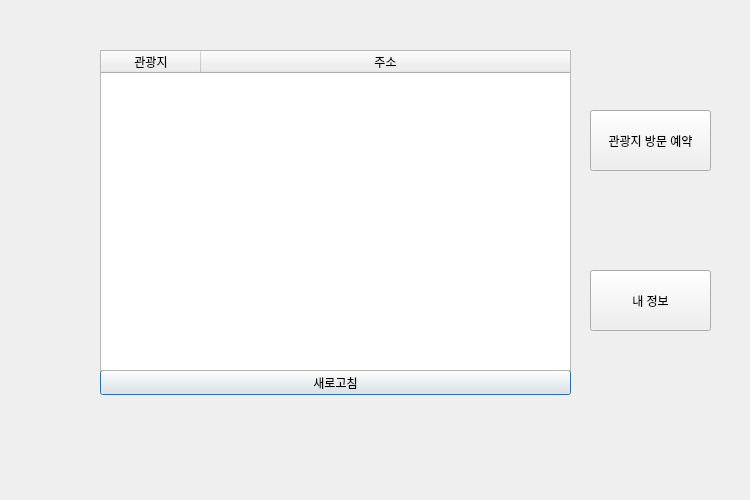
Qt form VIPclient/client.ui (IOT-summer-festival/summer-festival) before a commit.
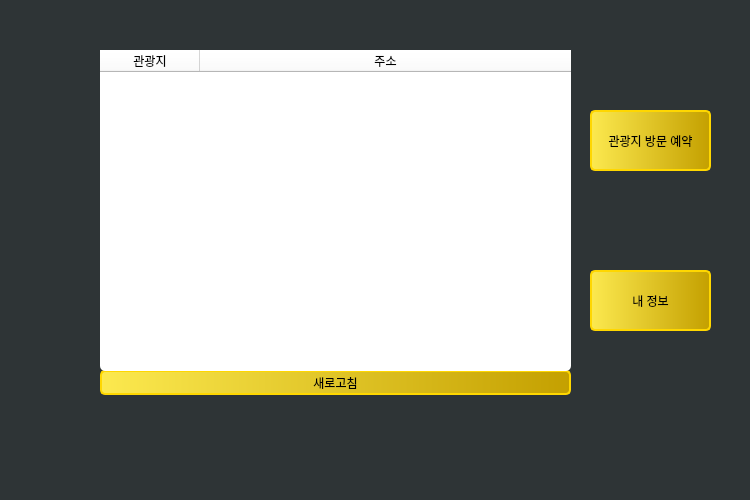
The same form after that commit.

The edit to the form file:
```diff
--- a/VIPclient/client.ui
+++ b/VIPclient/client.ui
@@ -25,6 +25,10 @@
   <property name="windowTitle">
    <string>Dialog</string>
   </property>
+  <property name="styleSheet">
+   <string notr="true">background-color: rgb(46, 52, 54);
+color: rgb(255, 255, 255);</string>
+  </property>
   <widget class="QPushButton" name="refresh">
    <property name="geometry">
     <rect>
@@ -34,6 +38,13 @@
      <height>25</height>
     </rect>
    </property>
+   <property name="styleSheet">
+    <string notr="true">color: rgb(0, 0, 0);
+background-color: qlineargradient(spread:pad, x1:0, y1:0, x2:1, y2:0, stop:0 rgba(252, 233, 79), stop:1 rgba(196, 160, 0));
+border: 2px solid rgb(255, 215, 0);
+border-radius: 5px;
+</string>
+   </property>
    <property name="text">
     <string>새로고침</string>
    </property>
@@ -47,6 +58,13 @@
      <height>61</height>
     </rect>
    </property>
+   <property name="styleSheet">
+    <string notr="true">color: rgb(0, 0, 0);
+background-color: qlineargradient(spread:pad, x1:0, y1:0, x2:1, y2:0, stop:0 rgba(252, 233, 79), stop:1 rgba(196, 160, 0));
+border: 2px solid rgb(255, 215, 0);
+border-radius: 5px;
+</string>
+   </property>
    <property name="text">
     <string>관광지 방문 예약</string>
    </property>
@@ -60,6 +78,13 @@
      <height>61</height>
     </rect>
    </property>
+   <property name="styleSheet">
+    <string notr="true">color: rgb(0, 0, 0);
+background-color: qlineargradient(spread:pad, x1:0, y1:0, x2:1, y2:0, stop:0 rgba(252, 233, 79), stop:1 rgba(196, 160, 0));
+border: 2px solid rgb(255, 215, 0);
+border-radius: 5px;
+</string>
+   </property>
    <property name="text">
     <string>내 정보</string>
    </property>
@@ -73,6 +98,13 @@
      <height>321</height>
     </rect>
    </property>
+   <property name="styleSheet">
+    <string notr="true">background-color: rgb(255, 255, 255);
+border-color: rgb(255, 255, 255);
+color: rgb(0, 0, 0);
+border-radius: 5px;
+</string>
+   </property>
    <attribute name="horizontalHeaderShowSortIndicator" stdset="0">
     <bool>false</bool>
    </attribute>
```
